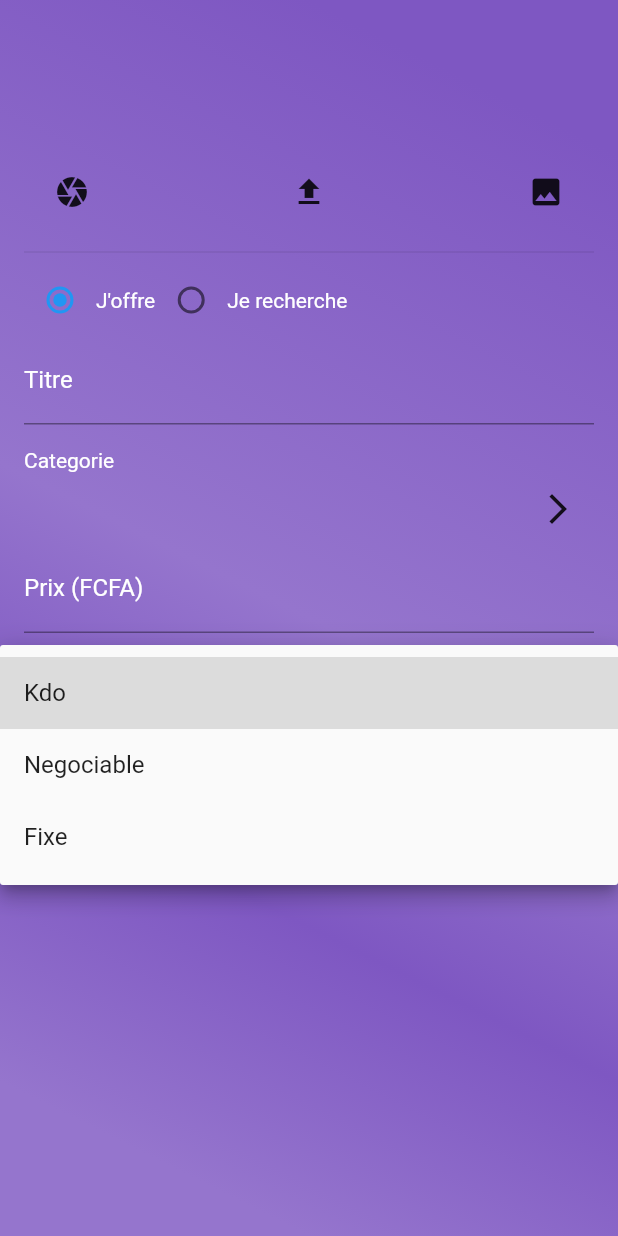
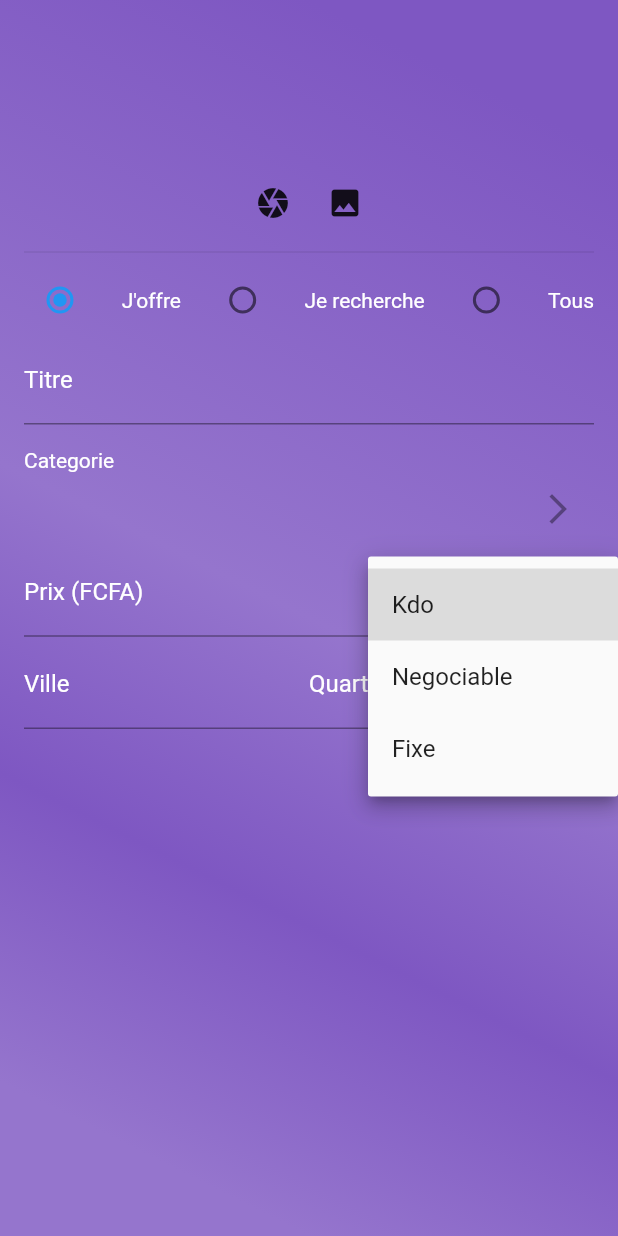
Before and after one commit to DuclosNgassa/eMarket_app, a Flutter app: the PostPage screen opened directly, after a tap on "Kdo", on a phone screen of 412 x 824 dp. Run offline on Flutter 3.47's test engine with Material 2 defaults, Android fonts, the phone set to English and light mode, and no system bars; our stand-ins replace image_picker; missing offline and left inert: multi_image_picker; network calls fail.

Commit message:
multi-image upload for a post

```diff
--- a/lib/form/post_form.dart
+++ b/lib/form/post_form.dart
@@ -15,10 +15,10 @@ import '../model/image.dart' as MyImage;
 import '../model/post.dart';
 import '../model/posttyp.dart';
 import '../model/status.dart';
+import '../services/global.dart';
 import '../services/image_service.dart';
 import '../services/post_service.dart';
 import '../validator/form_validator.dart';
-import '../services/global.dart';
 
 class PostForm extends StatefulWidget {
   PostForm({Key key, this.scaffoldKey}) : super(key: key);
@@ -34,18 +34,18 @@ class CustomFormState extends State<PostForm> {
 
   final Color color;
   final GlobalKey<FormState> _formKey = new GlobalKey<FormState>();
+  final scaffoldKey = new GlobalKey<ScaffoldState>();
+
+  FormValidator formValidator = new FormValidator();
+
   PostTyp _postTyp = PostTyp.offer;
+  List<String> _feeTyps = <String>['Kdo', 'Negociable', 'Fixe'];
+  String _feeTyp = 'Kdo';
   String _categorie = '';
-  List<String> _priceTyps = <String>['Kdo', 'Negociable', 'Fixe'];
-  String _priceTyp = 'Kdo';
-  FormValidator formValidator = new FormValidator();
   Post newPost = new Post();
   File imageFile;
+
   List<File> images = List<File>();
-
-  final scaffoldKey = new GlobalKey<ScaffoldState>();
-
-//  static const baseUrl = 'http://192.168.2.120:3000/images';
   List<String> _imageUrls = List<String>();
 
   CustomFormState(this.color);
@@ -75,43 +75,14 @@ class CustomFormState extends State<PostForm> {
                 children: <Widget>[
                   //_buildPreviewImage(),
                   Expanded(
-                    child: buildGridView(),
+                    child: buildImageGridView(),
                   ),
                   _buildButtons(),
                 ],
               ),
             ),
             Divider(),
-            Row(
-              children: <Widget>[
-                Radio(
-                  value: PostTyp.offer,
-                  groupValue: _postTyp,
-                  onChanged: (PostTyp value) {
-                    setState(() {
-                      _postTyp = value;
-                    });
-                  },
-                ),
-                Text(
-                  "J'offre",
-                  style: new TextStyle(color: Colors.white),
-                ),
-                Radio(
-                  value: PostTyp.search,
-                  groupValue: _postTyp,
-                  onChanged: (PostTyp value) {
-                    setState(() {
-                      _postTyp = value;
-                    });
-                  },
-                ),
-                Text(
-                  "Je recherche",
-                  style: new TextStyle(color: Colors.white),
-                ),
-              ],
-            ),
+            _buildRadioButtons(),
             TextFormField(
               decoration: const InputDecoration(
                 hintText: 'Donnez le titre de votre post',
@@ -136,69 +107,125 @@ class CustomFormState extends State<PostForm> {
                       style: TextStyle(color: Colors.white),
                     ),
                   ),
-                  Row(
-                    children: <Widget>[
-                      new Expanded(
-                        child: Text(_categorie),
-                      ),
-                      IconButton(
-                        icon: Icon(Icons.arrow_forward_ios),
-                        tooltip: 'Choisir la catégorie',
-                        onPressed: showCategoriePage,
-                      )
-                    ],
+                  GestureDetector(
+                    onTap: showCategoriePage,
+                    child: Row(
+                      children: <Widget>[
+                        Expanded(
+                          child: Text(_categorie),
+                        ),
+                        IconButton(
+                          icon: Icon(Icons.arrow_forward_ios),
+                          tooltip: 'Choisir la catégorie',
+                        )
+                      ],
+                    ),
                   ),
                 ],
               ),
             ),
-            TextFormField(
-              decoration: const InputDecoration(
-                hintText: 'Donnez le prix',
-                labelText: 'Prix (FCFA)',
-                labelStyle: TextStyle(color: Colors.white),
-              ),
-              inputFormatters: [
-                LengthLimitingTextInputFormatter(30),
+            Row(
+              mainAxisSize: MainAxisSize.max,
+              mainAxisAlignment: MainAxisAlignment.spaceBetween,
+              children: <Widget>[
+                Expanded(
+                  flex: 2,
+                  child: TextFormField(
+                    decoration: const InputDecoration(
+                      hintText: 'Donnez le prix',
+                      labelText: 'Prix (FCFA)',
+                      labelStyle: TextStyle(color: Colors.white),
+                    ),
+                    inputFormatters: [
+                      LengthLimitingTextInputFormatter(30),
+                    ],
+                    validator: (val) => formValidator.isEmptyText(val)
+                        ? 'Donnez un prix'
+                        : null,
+                    onSaved: (val) => newPost.fee = int.parse(val),
+                  ),
+                ),
+                Expanded(
+                  child: FormField(
+                    builder: (FormFieldState state) {
+                      return InputDecorator(
+                        decoration: InputDecoration(
+                          labelText: 'Typ de prix',
+                          labelStyle: TextStyle(color: Colors.white),
+                          errorText: state.hasError ? state.errorText : null,
+                        ),
+                        //isEmpty: _priceTyp == '',
+                        child: DropdownButtonHideUnderline(
+                          child: DropdownButton(
+                            value: _feeTyp,
+                            isDense: true,
+                            onChanged: (String newValue) {
+                              setState(() {
+                                _feeTyp = newValue;
+                                //setFeeTyp(newValue);
+                                state.didChange(newValue);
+                              });
+                            },
+                            items: _feeTyps
+                                .map<DropdownMenuItem<String>>((String value) {
+                              return DropdownMenuItem(
+                                value: value,
+                                child: Text(value),
+                              );
+                            }).toList(),
+                          ),
+                        ),
+                      );
+                    },
+                    validator: (val) => formValidator.isEmptyText(val)
+                        ? 'Veuillez choisir le type de prix svp'
+                        : null,
+                  ),
+                ),
               ],
-              validator: (val) =>
-                  formValidator.isEmptyText(val) ? 'Donnez un prix' : null,
-              onSaved: (val) => newPost.fee = int.parse(val),
             ),
-            FormField(
-              builder: (FormFieldState state) {
-                return InputDecorator(
-                  decoration: InputDecoration(
-                    labelText: 'Typ de prix',
-                    labelStyle: TextStyle(color: Colors.white),
-                    errorText: state.hasError ? state.errorText : null,
-                  ),
-                  isEmpty: _priceTyp == '',
-                  child: DropdownButtonHideUnderline(
-                    child: DropdownButton(
-                      value: _priceTyp,
-                      isDense: true,
-                      onChanged: (String newValue) {
-                        setState(() {
-                          setFeeTyp(newValue);
-                          state.didChange(newValue);
-                        });
-                      },
-                      items: _priceTyps.map((String value) {
-                        return DropdownMenuItem(
-                          value: value,
-                          child: Text(value),
-                        );
-                      }).toList(),
+//_buildRadioButtons(),
+            Container(
+              child: Row(
+                mainAxisSize: MainAxisSize.max,
+                mainAxisAlignment: MainAxisAlignment.spaceBetween,
+                children: <Widget>[
+                  Expanded(
+                    child: TextFormField(
+                      decoration: const InputDecoration(
+                        hintText: 'Donnez la ville',
+                        labelText: 'Ville',
+                        labelStyle: TextStyle(color: Colors.white),
+                      ),
+                      inputFormatters: [
+                        LengthLimitingTextInputFormatter(30),
+                      ],
+                      validator: (val) => formValidator.isEmptyText(val)
+                          ? 'Donnez la ville'
+                          : null,
+                      onSaved: (val) => newPost.city = val,
                     ),
                   ),
-                );
-              },
-/*
-              validator: (val) => formValidator.isEmptyText(val)
-                  ? 'Veuillez choisir le type de prix svp'
-                  : null,
-*/
+                  Expanded(
+                    child: TextFormField(
+                      decoration: const InputDecoration(
+                        hintText: 'Donnez le quartier',
+                        labelText: 'Quartier',
+                        labelStyle: TextStyle(color: Colors.white),
+                      ),
+                      inputFormatters: [
+                        LengthLimitingTextInputFormatter(30),
+                      ],
+                      validator: (val) => formValidator.isEmptyText(val)
+                          ? 'Donnez le quartier'
+                          : null,
+                      onSaved: (val) => newPost.quarter = val,
+                    ),
+                  ),
+                ],
+              ),
             ),
+
             TextFormField(
               maxLines: 2,
               decoration: const InputDecoration(
@@ -209,8 +236,9 @@ class CustomFormState extends State<PostForm> {
               inputFormatters: [
                 LengthLimitingTextInputFormatter(500),
               ],
-              validator: (val) =>
-                  formValidator.isEmptyText(val) ? 'Enter a name' : null,
+              validator: (val) => formValidator.isEmptyText(val)
+                  ? 'Donnez une description à votre post'
+                  : null,
               onSaved: (val) => newPost.description = val,
             ),
             new Container(
@@ -227,34 +255,6 @@ class CustomFormState extends State<PostForm> {
     );
   }
 
-  void setFeeTyp(String newValue) {
-    setState(() {
-      switch (newValue) {
-        case 'Kdo':
-          {
-            _priceTyp = FeeTyp.gift.toString();
-            newPost.fee_typ = FeeTyp.gift;
-          }
-          break;
-        case 'Negociable':
-          {
-            _priceTyp = FeeTyp.negotiable.toString();
-            newPost.fee_typ = FeeTyp.negotiable;
-          }
-          break;
-        case 'Fixe':
-          {
-            _priceTyp = FeeTyp.fixed.toString();
-            newPost.fee_typ = FeeTyp.fixed;
-          }
-          break;
-      }
-
-      // newPost.fee_typ = FeeTyp.negotiable;
-      // _priceTyp = newValue;
-    });
-  }
-
   Future showCategoriePage() async {
     String categorieChoosed = await Navigator.of(context).push(
       MaterialPageRoute(
@@ -269,91 +269,38 @@ class CustomFormState extends State<PostForm> {
     });
   }
 
-/*
-  void submitPup(context) {
-    if (nameController.text.isEmpty) {
-      Scaffold.of(context).showSnackBar(
-        SnackBar(
-          content: Text('Pups neeed names!'),
-          backgroundColor: Colors.redAccent,
-        ),
-      );
-    } else {
-      var newDog = Dog(nameController.text, locationController.text,
-          descriptionController.text);
-      Navigator.of(context).pop(newDog);
-    }
-  }
-*/
-
-/*
-  Widget _buildPreviewImage() {
-    return new Expanded(
-      child: new Card(
-        elevation: 3.0,
-        shape: new RoundedRectangleBorder(
-          borderRadius: new BorderRadius.all(
-            new Radius.circular(4.0),
-          ),
-        ),
-        child: new Stack(
-          children: <Widget>[
-            new Container(
-              constraints: new BoxConstraints.expand(),
-              child: imageFile == null
-                  ? new Image.asset('images/profil.JPG',
-                      colorBlendMode: BlendMode.darken,
-                      color: Colors.black26,
-                      fit: BoxFit.cover)
-                  : new Image.file(imageFile, fit: BoxFit.cover),
-            ),
-            new Align(
-              alignment: AlignmentDirectional.center,
-              child: imageFile == null
-                  ? new Text(
-                      'No selected image',
-                      style: Theme.of(context).textTheme.title,
-                    )
-                  : new Container(),
-            ),
-          ],
-        ),
+  Widget buildImageGridView() {
+    return GridView.count(
+      shrinkWrap: true,
+      physics: ClampingScrollPhysics(),
+      crossAxisCount: 1,
+      scrollDirection: Axis.horizontal,
+      children: List.generate(
+        images.length,
+        (index) {
+          File asset = images[index];
+          return new Container(
+            constraints: new BoxConstraints.expand(),
+            child: new Image.file(asset),
+            width: 50,
+            height: 50,
+          );
+        },
       ),
-    );
-  }
-*/
-
-  Widget buildGridView() {
-    return GridView.count(
-      crossAxisCount: 3,
-      children: List.generate(images.length, (index) {
-        File asset = images[index];
-        return new Container(
-          constraints: new BoxConstraints.expand(),
-          child: new Image.file(asset, fit: BoxFit.cover),
-          width: 300,
-          height: 300,
-        );
-      }),
     );
   }
 
   Widget _buildButtons() {
     return new Padding(
-      padding: const EdgeInsets.all(8.0),
+      padding: const EdgeInsets.all(1.0),
       child: new Row(
         mainAxisSize: MainAxisSize.max,
-        mainAxisAlignment: MainAxisAlignment.spaceBetween,
+        mainAxisAlignment: MainAxisAlignment.center,
         children: <Widget>[
           new IconButton(
             icon: Icon(Icons.camera),
             onPressed: _takePhoto,
             tooltip: 'Take photo',
-          ),
-          new IconButton(
-            icon: Icon(Icons.file_upload),
-            onPressed: _uploadImage,
-            tooltip: 'Upload image',
           ),
           new IconButton(
             icon: Icon(Icons.image),
@@ -365,10 +312,72 @@ class CustomFormState extends State<PostForm> {
     );
   }
 
+  Widget _buildRadioButtons() {
+    return new Row(
+      mainAxisSize: MainAxisSize.max,
+      mainAxisAlignment: MainAxisAlignment.spaceBetween,
+      children: <Widget>[
+        Radio(
+          value: PostTyp.offer,
+          groupValue: _postTyp,
+          onChanged: (PostTyp value) {
+            setState(() {
+              _postTyp = value;
+            });
+          },
+        ),
+        Text(
+          "J'offre",
+          style: new TextStyle(color: Colors.white),
+        ),
+        Radio(
+          value: PostTyp.search,
+          groupValue: _postTyp,
+          onChanged: (PostTyp value) {
+            setState(() {
+              _postTyp = value;
+            });
+          },
+        ),
+        Text(
+          "Je recherche",
+          style: new TextStyle(color: Colors.white),
+        ),
+        Radio(
+          value: PostTyp.all,
+          groupValue: _postTyp,
+          onChanged: (PostTyp value) {
+            setState(() {
+              _postTyp = value;
+            });
+          },
+        ),
+        Text(
+          "Tous",
+          style: new TextStyle(color: Colors.white),
+        ),
+      ],
+    );
+  }
+
   _takePhoto() async {
-    imageFile = await ImagePicker.pickImage(source: ImageSource.camera);
-    images.add(imageFile);
-    setState(() {});
+    if (images.length < 4) {
+      imageFile = await ImagePicker.pickImage(source: ImageSource.camera);
+      images.add(imageFile);
+      setState(() {});
+    } else {
+      _showSnackbar('Vous ne pouvez que telecharger 4 photos');
+    }
+  }
+
+  _selectGalleryImage() async {
+    if (images.length < 4) {
+      imageFile = await ImagePicker.pickImage(source: ImageSource.gallery);
+      images.add(imageFile);
+      setState(() {});
+    } else {
+      _showSnackbar('Vous ne pouvez que telecharger 4 photos');
+    }
   }
 
   _showSnackbar(String text) => scaffoldKey.currentState?.showSnackBar(
@@ -434,12 +443,6 @@ class CustomFormState extends State<PostForm> {
     }
   }
 
-  _selectGalleryImage() async {
-    imageFile = await ImagePicker.pickImage(source: ImageSource.gallery);
-    images.add(imageFile);
-    setState(() {});
-  }
-
   void _submitForm() async {
     final FormState form = _formKey.currentState;
 
@@ -452,6 +455,7 @@ class CustomFormState extends State<PostForm> {
       form.save();
 
       //newPost.category = _categorie;
+      setFeeTyp(_feeTyp);
       newPost.categorieid = 1;
       newPost.post_typ = _postTyp;
 
@@ -473,14 +477,14 @@ class CustomFormState extends State<PostForm> {
       Post savedPost = await _postService.savePost(postParams);
       await _uploadImage();
 
-      for(var item in _imageUrls){
+      for (var item in _imageUrls) {
         MyImage.Image newImage = new MyImage.Image();
         newImage.postid = savedPost.id;
         newImage.created_at = DateTime.now();
         newImage.image_url = item;
         Map<String, dynamic> imageParams = _imageService.toMap(newImage);
         MyImage.Image savedImage =
-        await _imageService.saveImage(http.Client(), imageParams);
+            await _imageService.saveImage(http.Client(), imageParams);
       }
 
       //Save ImageUrl and PostId in the DB
@@ -499,6 +503,34 @@ class CustomFormState extends State<PostForm> {
       Navigator.of(context).pop(newPost);
     }
   }
+
+  void setFeeTyp(String newValue) {
+    setState(() {
+      switch (newValue) {
+        case 'Kdo':
+          {
+            //_feeTyp = FeeTyp.gift.toString();
+            newPost.fee_typ = FeeTyp.gift;
+          }
+          break;
+        case 'Negociable':
+          {
+            // _feeTyp = FeeTyp.negotiable.toString();
+            newPost.fee_typ = FeeTyp.negotiable;
+          }
+          break;
+        case 'Fixe':
+          {
+            //_feeTyp = FeeTyp.fixed.toString();
+            newPost.fee_typ = FeeTyp.fixed;
+          }
+          break;
+      }
+
+      // newPost.fee_typ = FeeTyp.negotiable;
+      // _priceTyp = newValue;
+    });
+  }
 }
 
 List<int> compress(List<int> bytes) {
```
